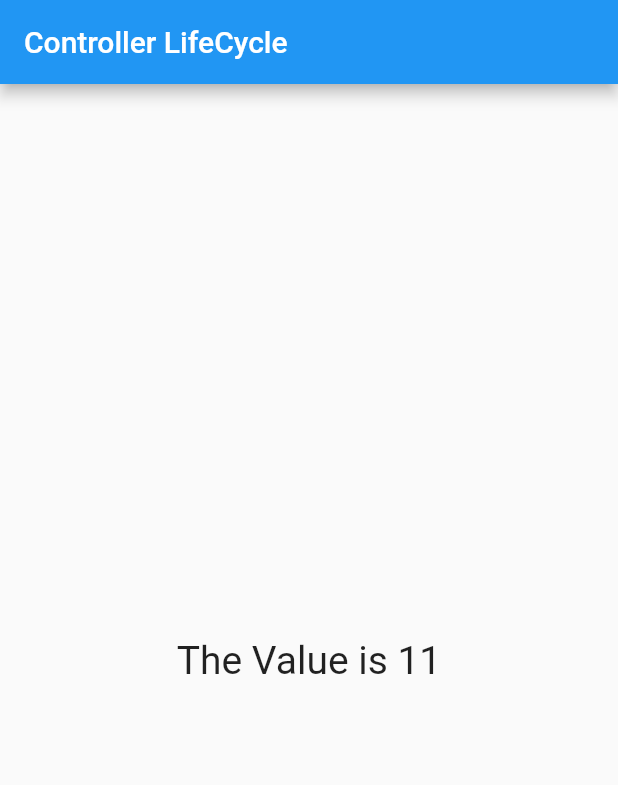
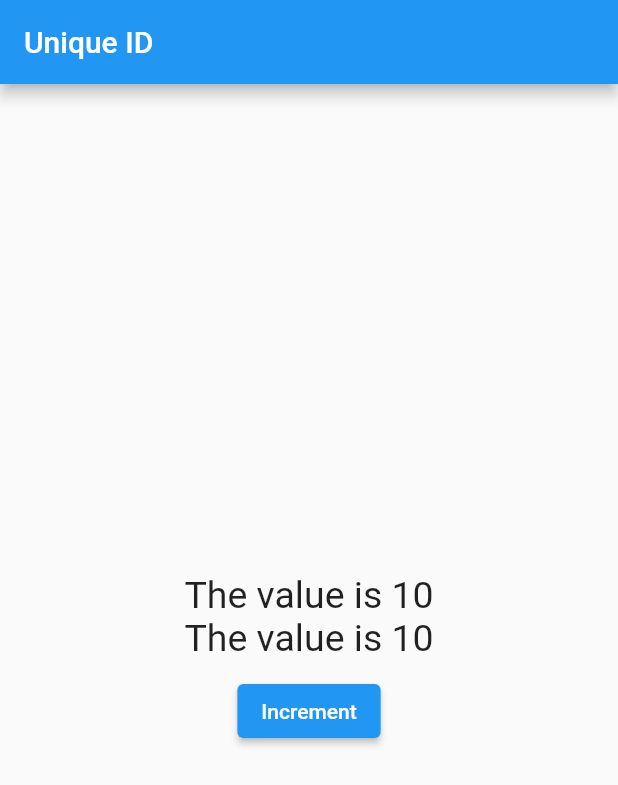
Before and after one commit to Sumit4482/GetX_Tutorial, a Flutter app: the screen it shows after launch, on a phone screen of 412 x 824 dp. Shown: the top 785 px of the screen. Run offline on Flutter 3.47's test engine with Material 2 defaults, Android fonts, the phone set to English and light mode, and no system bars; our stand-ins replace get.

Commit message:
Added Unique ID Code

```diff
--- a/lib/main.dart
+++ b/lib/main.dart
@@ -11,10 +11,10 @@ class MyApp extends StatelessWidget {
   @override
   Widget build(BuildContext context) {
     return GetMaterialApp(
-      title: "Controller LifeCycle ",
+      title: "Unique ID ",
       home: Scaffold(
         appBar: AppBar(
-          title: Text("Controller LifeCycle"),
+          title: Text("Unique ID"),
         ),
         body: Center(
           child: Column(
@@ -22,15 +22,31 @@ class MyApp extends StatelessWidget {
             crossAxisAlignment: CrossAxisAlignment.center,
             children: [
               GetBuilder<MyController>(
-                // initState: (data) => myController.increment(),
-                // dispose: (_) => myController.cleanUpTask(),
+                id: 'txtCount',
                 builder: (controller) {
                   return Text(
-                    "The Value is ${controller.count}",
-                    style: TextStyle(fontSize: 26),
+                    "The value is ${controller.count}",
+                    style: TextStyle(fontSize: 25),
                   );
                 },
               ),
+              GetBuilder<MyController>(
+                builder: (controller) {
+                  return Text(
+                    "The value is ${controller.count}",
+                    style: TextStyle(
+                      fontSize: 25,
+                    ),
+                  );
+                },
+              ),
+              SizedBox(
+                height: 10,
+              ),
+              ElevatedButton(
+                onPressed: () => myController.increment(),
+                child: Text("Increment"),
+              )
             ],
           ),
         ),
```
Also changed, not shown: lib/my_controller.dart (+4 -21 lines), 2 other files.
